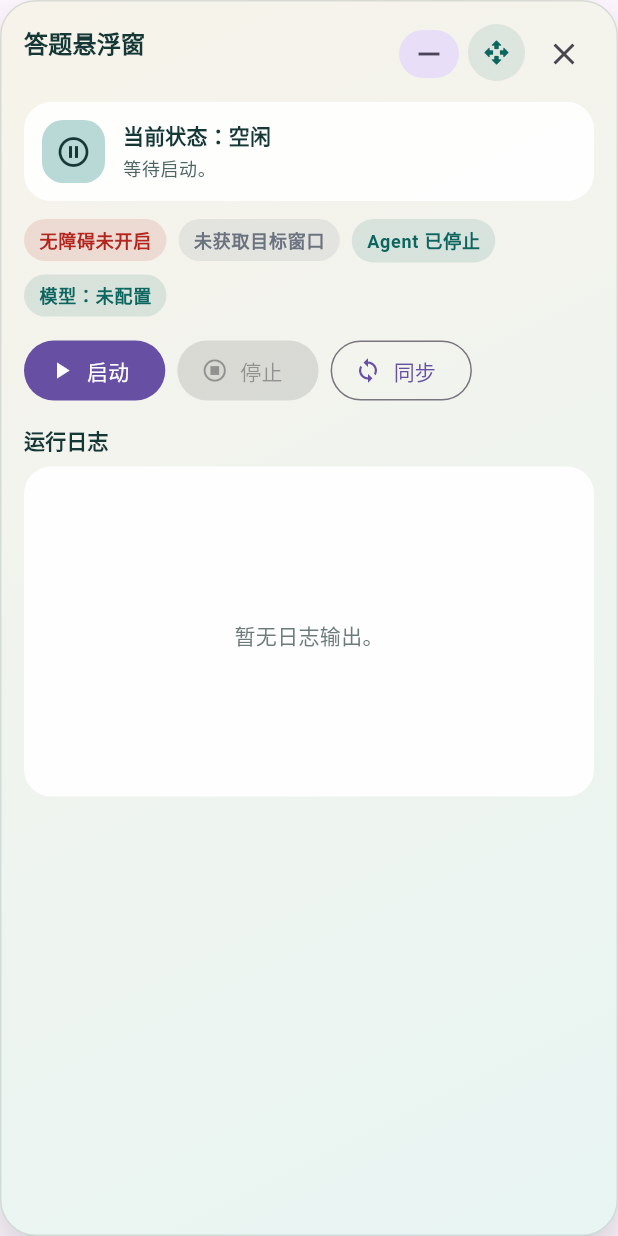
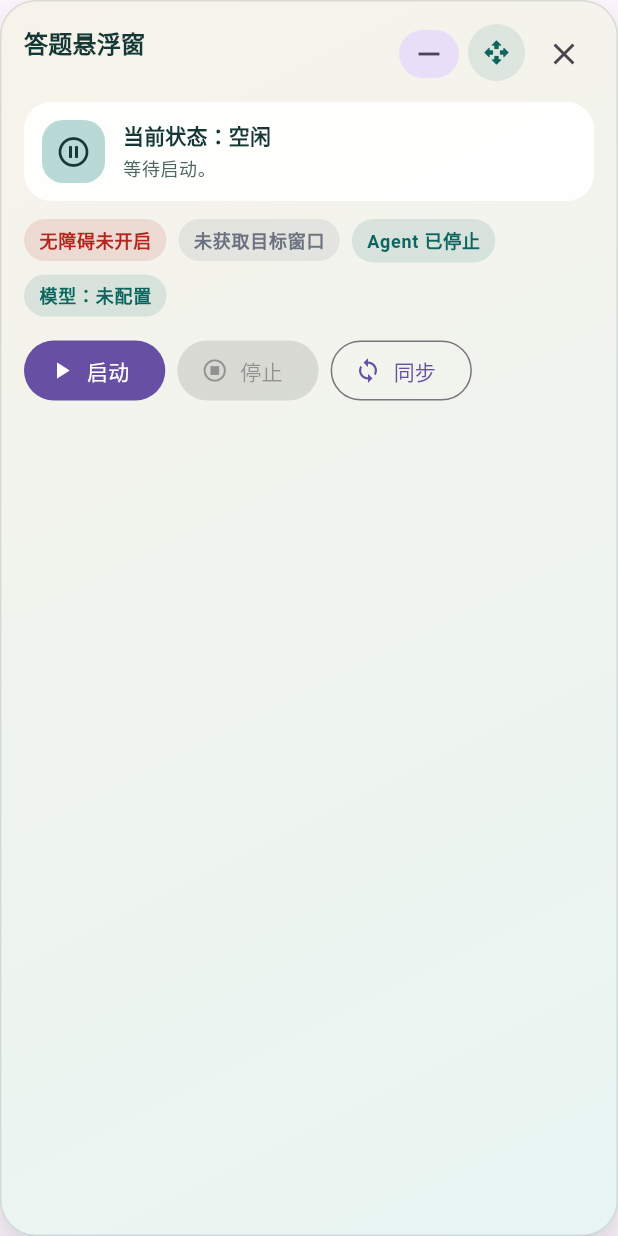
Before and after one commit to zhao004/flutter_answer, a Flutter app: the OverlayView widget shown alone on an empty page, opened directly, on a phone screen of 412 x 824 dp. Run offline on Flutter 3.47's test engine with Material 3 defaults, Android fonts, the phone set to English and light mode, and no system bars; our stand-ins replace dio, get, retrofit, shared_preferences; missing offline and left inert: flutter_overlay_window, langchain, langchain_openai; accounts and stored records are empty; generated files the repository leaves out were written again; statements that could not run were skipped.

Commit message:
refactor(overlay): 合并状态区与日志展示以压缩悬浮窗布局

```diff
--- a/lib/app/pages/overlay/overlay_view.dart
+++ b/lib/app/pages/overlay/overlay_view.dart
@@ -276,7 +276,6 @@ class _OverlayViewState extends State<OverlayView> {
       agentConfig: _agentConfig,
       agentRunStatus: _agentRunStatus,
     );
-    final logHeight = math.max(120.0, math.min(220.0, panelHeight * 0.34));
 
     return SizedBox(
       key: const ValueKey<String>('expanded'),
@@ -382,6 +381,10 @@ class _OverlayViewState extends State<OverlayView> {
                               color: const Color(0xFF4D6664),
                             ),
                           ),
+                          if (_logs.isNotEmpty) ...[
+                            const SizedBox(height: 10),
+                            _buildInlineLogs(theme, panelHeight),
+                          ],
                         ],
                       ),
                     ),
@@ -443,48 +446,41 @@ class _OverlayViewState extends State<OverlayView> {
                   ),
                 ],
               ),
-              const SizedBox(height: 12),
-              Text(
-                '运行日志',
-                style: theme.textTheme.labelLarge?.copyWith(
-                  fontWeight: FontWeight.w800,
-                  color: const Color(0xFF153837),
+            ],
           ),
         ),
-              const SizedBox(height: 8),
-              SizedBox(
+      ),
+    );
+  }
+
+  Widget _buildInlineLogs(ThemeData theme, double panelHeight) {
+    final logHeight = math.max(72.0, math.min(132.0, panelHeight * 0.2));
+    return DecoratedBox(
+      decoration: BoxDecoration(
+        color: const Color(0x66FFFFFF),
+        borderRadius: BorderRadius.circular(14),
+        border: Border.all(color: const Color(0x1F153837)),
+      ),
+      child: SizedBox(
         height: logHeight,
-                child: _SectionCard(
-                  padding: const EdgeInsets.fromLTRB(12, 12, 12, 8),
-                  child: _logs.isEmpty
-                      ? Center(
-                          child: Text(
-                            '暂无日志输出。',
-                            style: theme.textTheme.bodyMedium?.copyWith(
-                              color: const Color(0xFF6A7B79),
-                            ),
-                          ),
-                        )
-                      : ListView.separated(
+        child: ListView.separated(
+          padding: const EdgeInsets.fromLTRB(10, 10, 10, 8),
+          primary: false,
           itemCount: _logs.length,
-                          separatorBuilder: (context, index) =>
-                              const SizedBox(height: 6),
+          separatorBuilder: (context, index) => const SizedBox(height: 4),
           itemBuilder: (context, index) {
             final line = _logs[index];
             return Text(
               line,
+              maxLines: 2,
+              overflow: TextOverflow.ellipsis,
               style: theme.textTheme.bodySmall?.copyWith(
                 color: const Color(0xFF284644),
                 fontFamily: 'monospace',
-                                height: 1.35,
+                height: 1.3,
               ),
             );
           },
-                        ),
-                ),
-              ),
-            ],
-          ),
         ),
       ),
     );
@@ -550,9 +546,7 @@ class _OverlayViewState extends State<OverlayView> {
           width: 38,
           height: 38,
           decoration: BoxDecoration(
-            color: active
-                ? const Color(0xFF0C655F)
-                : const Color(0x1A0C655F),
+            color: active ? const Color(0xFF0C655F) : const Color(0x1A0C655F),
             shape: BoxShape.circle,
           ),
           alignment: Alignment.center,
@@ -692,12 +686,13 @@ class _OverlayViewState extends State<OverlayView> {
     );
   }
 
-  OverlayPosition _resolveCollapsedNativeReleaseTarget(OverlayPosition position) {
+  OverlayPosition _resolveCollapsedNativeReleaseTarget(
+    OverlayPosition position,
+  ) {
     final dimensions = _dimensionsFor(_OverlayMode.collapsed);
     final clamped = _clampPosition(position, dimensions);
     final screen = _logicalScreenSize();
-    final targetX =
-        clamped.x + (dimensions.width / 2) < (screen.width / 2)
+    final targetX = clamped.x + (dimensions.width / 2) < (screen.width / 2)
         ? _edgeMargin
         : screen.width - dimensions.width - _edgeMargin;
     return _clampPosition(OverlayPosition(targetX, clamped.y), dimensions);
@@ -1183,9 +1178,10 @@ class _OverlayViewState extends State<OverlayView> {
     final formattedLine = _hasTimePrefix(normalizedLine)
         ? normalizedLine
         : '[${_formatLogTime(DateTime.now())}][调试] $normalizedLine';
-    _logs = <String>[formattedLine, ..._logs]
-        .take(_maxLogLines)
-        .toList(growable: false);
+    _logs = <String>[
+      formattedLine,
+      ..._logs,
+    ].take(_maxLogLines).toList(growable: false);
   }
 
   Map<String, dynamic>? _normalizeEvent(dynamic rawEvent) {
```
Lines whose indentation alone changed are shown as unchanged.
